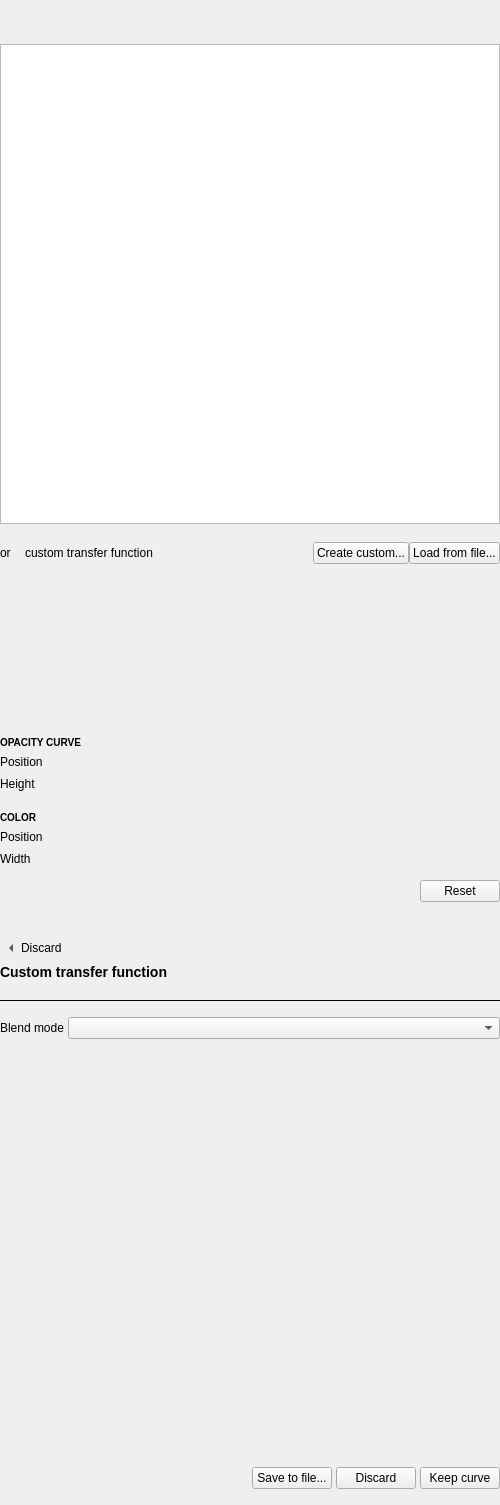
This is Modules/VolumeVisualizationUI/src/QmitkVolumeTransferFunctionEditorControls.ui in MITK/MITK as Qt 5 draws it before an edit. The edited form follows.
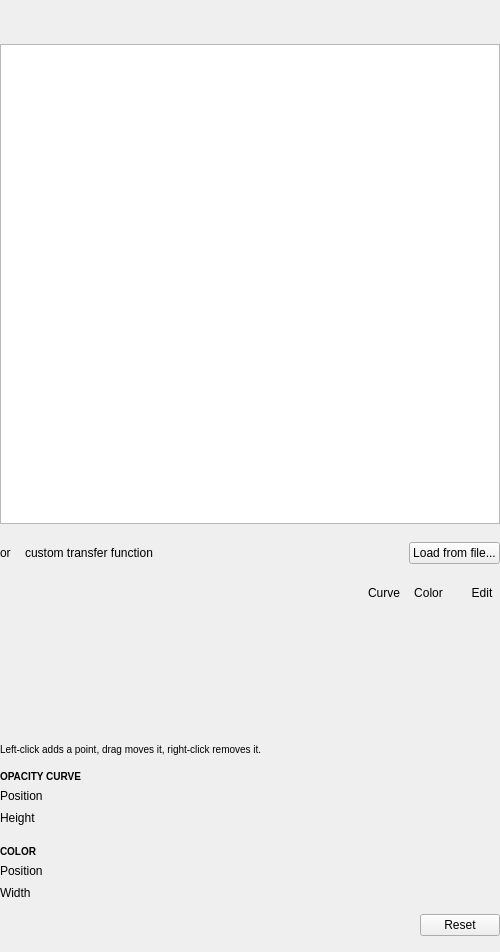
This is the edited form. Custom widgets are drawn as their Qt base class.

Commit message: Edit the transfer function on its own canvas

What changed in the file:
```diff
--- a/Modules/VolumeVisualizationUI/src/QmitkVolumeTransferFunctionEditorControls.ui
+++ b/Modules/VolumeVisualizationUI/src/QmitkVolumeTransferFunctionEditorControls.ui
@@ -163,16 +163,6 @@
           </property>
          </spacer>
         </item>
-        <item>
-         <widget class="QPushButton" name="createTfButton">
-          <property name="toolTip">
-           <string>Replace the panel with a point-by-point editor for the three curves.</string>
-          </property>
-          <property name="text">
-           <string>Create custom...</string>
-          </property>
-         </widget>
-        </item>
         <item>
          <widget class="QPushButton" name="loadTfButton">
           <property name="toolTip">
@@ -201,6 +191,96 @@
         </property>
        </spacer>
       </item>
+      <item>
+       <layout class="QHBoxLayout" name="canvasToolsLayout">
+        <item>
+         <spacer name="canvasToolsSpacer">
+          <property name="orientation">
+           <enum>Qt::Orientation::Horizontal</enum>
+          </property>
+          <property name="sizeHint" stdset="0">
+           <size>
+            <width>40</width>
+            <height>20</height>
+           </size>
+          </property>
+         </spacer>
+        </item>
+        <item>
+         <widget class="QToolButton" name="editTargetCurveButton">
+          <property name="toolTip">
+           <string>Put the handles on the opacity curve.</string>
+          </property>
+          <property name="text">
+           <string>Curve</string>
+          </property>
+          <property name="toolButtonStyle">
+           <enum>Qt::ToolButtonStyle::ToolButtonTextOnly</enum>
+          </property>
+          <property name="checkable">
+           <bool>true</bool>
+          </property>
+          <property name="autoRaise">
+           <bool>true</bool>
+          </property>
+         </widget>
+        </item>
+        <item>
+         <widget class="QToolButton" name="editTargetColorButton">
+          <property name="toolTip">
+           <string>Put the handles on the colours, along the bottom edge.</string>
+          </property>
+          <property name="text">
+           <string>Color</string>
+          </property>
+          <property name="toolButtonStyle">
+           <enum>Qt::ToolButtonStyle::ToolButtonTextOnly</enum>
+          </property>
+          <property name="checkable">
+           <bool>true</bool>
+          </property>
+          <property name="autoRaise">
+           <bool>true</bool>
+          </property>
+         </widget>
+        </item>
+        <item>
+         <spacer name="editModeSpacer">
+          <property name="orientation">
+           <enum>Qt::Orientation::Horizontal</enum>
+          </property>
+          <property name="sizeType">
+           <enum>QSizePolicy::Policy::Fixed</enum>
+          </property>
+          <property name="sizeHint" stdset="0">
+           <size>
+            <width>14</width>
+            <height>20</height>
+           </size>
+          </property>
+         </spacer>
+        </item>
+        <item>
+         <widget class="QToolButton" name="editModeButton">
+          <property name="toolTip">
+           <string>Edit the transfer function point by point.</string>
+          </property>
+          <property name="text">
+           <string>Edit</string>
+          </property>
+          <property name="toolButtonStyle">
+           <enum>Qt::ToolButtonStyle::ToolButtonTextOnly</enum>
+          </property>
+          <property name="checkable">
+           <bool>true</bool>
+          </property>
+          <property name="autoRaise">
+           <bool>true</bool>
+          </property>
+         </widget>
+        </item>
+       </layout>
+      </item>
       <item>
        <widget class="QmitkCombinedTransferFunctionCanvas" name="combinedTfCanvas" native="true">
         <property name="minimumSize">
@@ -217,6 +297,19 @@
         </property>
        </widget>
       </item>
+      <item>
+       <widget class="QLabel" name="canvasHintLabel">
+        <property name="textFormat">
+         <enum>Qt::TextFormat::RichText</enum>
+        </property>
+        <property name="text">
+         <string>&lt;small&gt;Left-click adds a point, drag moves it, right-click removes it.&lt;/small&gt;</string>
+        </property>
+        <property name="wordWrap">
+         <bool>true</bool>
+        </property>
+       </widget>
+      </item>
       <item>
        <spacer name="canvasSpacerBelow">
         <property name="orientation">
@@ -407,233 +500,6 @@
      </layout>
     </widget>
    </item>
-   <item>
-    <widget class="QWidget" name="advancedTfPanel" native="true">
-     <layout class="QVBoxLayout" name="advancedTfLayout">
-      <property name="spacing">
-       <number>4</number>
-      </property>
-      <property name="leftMargin">
-       <number>0</number>
-      </property>
-      <property name="topMargin">
-       <number>12</number>
-      </property>
-      <property name="rightMargin">
-       <number>0</number>
-      </property>
-      <property name="bottomMargin">
-       <number>16</number>
-      </property>
-      <item>
-       <layout class="QVBoxLayout" name="customHeaderLayout">
-        <property name="spacing">
-         <number>2</number>
-        </property>
-        <item alignment="Qt::AlignLeft">
-         <widget class="QToolButton" name="backToPresetsButton">
-          <property name="minimumSize">
-           <size>
-            <width>0</width>
-            <height>28</height>
-           </size>
-          </property>
-          <property name="toolTip">
-           <string>Go back to the presets. The curve authored here is discarded.</string>
-          </property>
-          <property name="text">
-           <string>Discard</string>
-          </property>
-          <property name="iconSize">
-           <size>
-            <width>16</width>
-            <height>16</height>
-           </size>
-          </property>
-          <property name="toolButtonStyle">
-           <enum>Qt::ToolButtonStyle::ToolButtonTextBesideIcon</enum>
-          </property>
-          <property name="arrowType">
-           <enum>Qt::ArrowType::LeftArrow</enum>
-          </property>
-          <property name="autoRaise">
-           <bool>true</bool>
-          </property>
-         </widget>
-        </item>
-        <item>
-         <widget class="QLabel" name="customTitleLabel">
-          <property name="textFormat">
-           <enum>Qt::TextFormat::RichText</enum>
-          </property>
-          <property name="text">
-           <string>&lt;h3&gt;Custom transfer function&lt;/h3&gt;</string>
-          </property>
-         </widget>
-        </item>
-        <item>
-         <widget class="QLabel" name="customHintLabel">
-          <property name="sizePolicy">
-           <sizepolicy hsizetype="Preferred" vsizetype="Minimum">
-            <horstretch>0</horstretch>
-            <verstretch>0</verstretch>
-           </sizepolicy>
-          </property>
-          <property name="font">
-           <font>
-            <italic>true</italic>
-           </font>
-          </property>
-          <property name="textFormat">
-           <enum>Qt::TextFormat::RichText</enum>
-          </property>
-          <property name="wordWrap">
-           <bool>true</bool>
-          </property>
-          <property name="text">
-           <string/>
-          </property>
-         </widget>
-        </item>
-       </layout>
-      </item>
-      <item>
-       <widget class="QFrame" name="customHeaderSeparator">
-        <property name="sizePolicy">
-         <sizepolicy hsizetype="Expanding" vsizetype="Fixed">
-          <horstretch>0</horstretch>
-          <verstretch>0</verstretch>
-         </sizepolicy>
-        </property>
-        <property name="minimumSize">
-         <size>
-          <width>0</width>
-          <height>1</height>
-         </size>
-        </property>
-        <property name="maximumSize">
-         <size>
-          <width>16777215</width>
-          <height>1</height>
-         </size>
-        </property>
-        <property name="frameShape">
-         <enum>QFrame::Shape::Box</enum>
-        </property>
-        <property name="frameShadow">
-         <enum>QFrame::Shadow::Plain</enum>
-        </property>
-        <property name="lineWidth">
-         <number>1</number>
-        </property>
-       </widget>
-      </item>
-      <item>
-       <spacer name="customHeaderSpacerBelow">
-        <property name="orientation">
-         <enum>Qt::Orientation::Vertical</enum>
-        </property>
-        <property name="sizeType">
-         <enum>QSizePolicy::Policy::Fixed</enum>
-        </property>
-        <property name="sizeHint" stdset="0">
-         <size>
-          <width>20</width>
-          <height>12</height>
-         </size>
-        </property>
-       </spacer>
-      </item>
-      <item>
-       <layout class="QHBoxLayout" name="blendModeLayout">
-        <item>
-         <widget class="QLabel" name="blendModeLabel">
-          <property name="text">
-           <string>Blend mode</string>
-          </property>
-         </widget>
-        </item>
-        <item>
-         <widget class="QComboBox" name="blendModeComboBox">
-          <property name="sizePolicy">
-           <sizepolicy hsizetype="Expanding" vsizetype="Fixed">
-            <horstretch>0</horstretch>
-            <verstretch>0</verstretch>
-           </sizepolicy>
-          </property>
-          <property name="toolTip">
-           <string>How the samples along each viewing ray are combined into one pixel. Composite is the only one that builds up a three-dimensional image, and the only one any lighting applies to; the rest flatten each ray to a single value and read as a projection radiograph.</string>
-          </property>
-         </widget>
-        </item>
-       </layout>
-      </item>
-      <item>
-       <widget class="QmitkTransferFunctionWidget" name="tfControlPanelsWidget" native="true">
-        <property name="minimumSize">
-         <size>
-          <width>0</width>
-          <height>420</height>
-         </size>
-        </property>
-        <property name="maximumSize">
-         <size>
-          <width>16777215</width>
-          <height>700</height>
-         </size>
-        </property>
-       </widget>
-      </item>
-      <item>
-       <layout class="QHBoxLayout" name="horizontalLayout_7">
-        <item>
-         <spacer name="horizontalSpacer_4">
-          <property name="orientation">
-           <enum>Qt::Orientation::Horizontal</enum>
-          </property>
-          <property name="sizeHint" stdset="0">
-           <size>
-            <width>40</width>
-            <height>20</height>
-           </size>
-          </property>
-         </spacer>
-        </item>
-        <item>
-         <widget class="QPushButton" name="saveUserTfButton">
-          <property name="toolTip">
-           <string>Write this curve to a JSON file, so that it can be loaded again later.</string>
-          </property>
-          <property name="text">
-           <string>Save to file...</string>
-          </property>
-         </widget>
-        </item>
-        <item>
-         <widget class="QPushButton" name="cancelTfCreationButton">
-          <property name="toolTip">
-           <string>Go back to the presets. The curve authored here is discarded.</string>
-          </property>
-          <property name="text">
-           <string>Discard</string>
-          </property>
-         </widget>
-        </item>
-        <item>
-         <widget class="QPushButton" name="doneTfButton">
-          <property name="toolTip">
-           <string>Keep this curve and go back. It is no longer described by any preset name.</string>
-          </property>
-          <property name="text">
-           <string>Keep curve</string>
-          </property>
-         </widget>
-        </item>
-       </layout>
-      </item>
-     </layout>
-    </widget>
-   </item>
   </layout>
  </widget>
  <customwidgets>
@@ -649,12 +515,6 @@
    <header location="global">QmitkCombinedTransferFunctionCanvas.h</header>
    <container>1</container>
   </customwidget>
-  <customwidget>
-   <class>QmitkTransferFunctionWidget</class>
-   <extends>QWidget</extends>
-   <header location="global">QmitkTransferFunctionWidget.h</header>
-   <container>1</container>
-  </customwidget>
  </customwidgets>
  <resources/>
  <connections/>
```
The commit also changes 8 other files.
